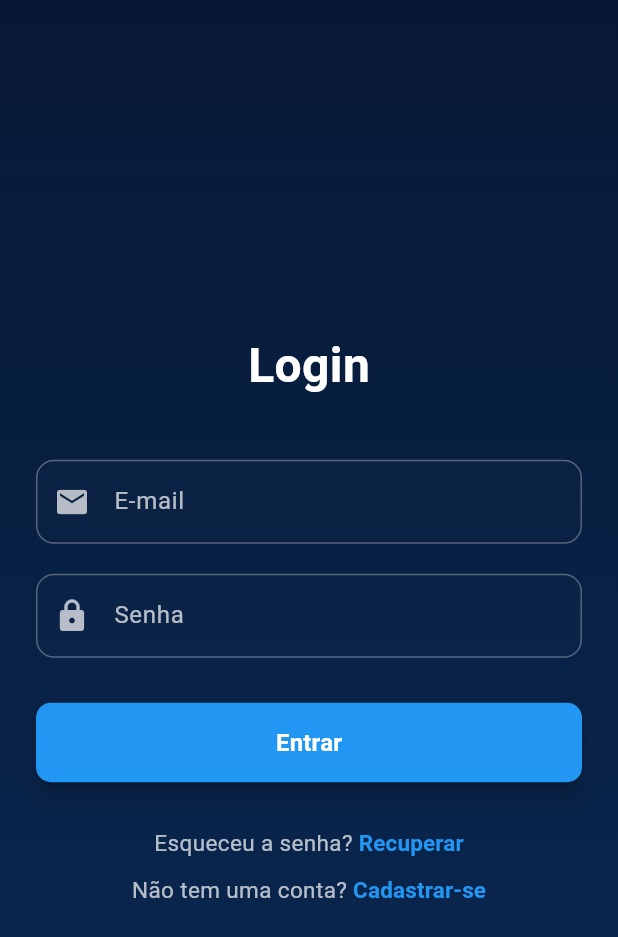
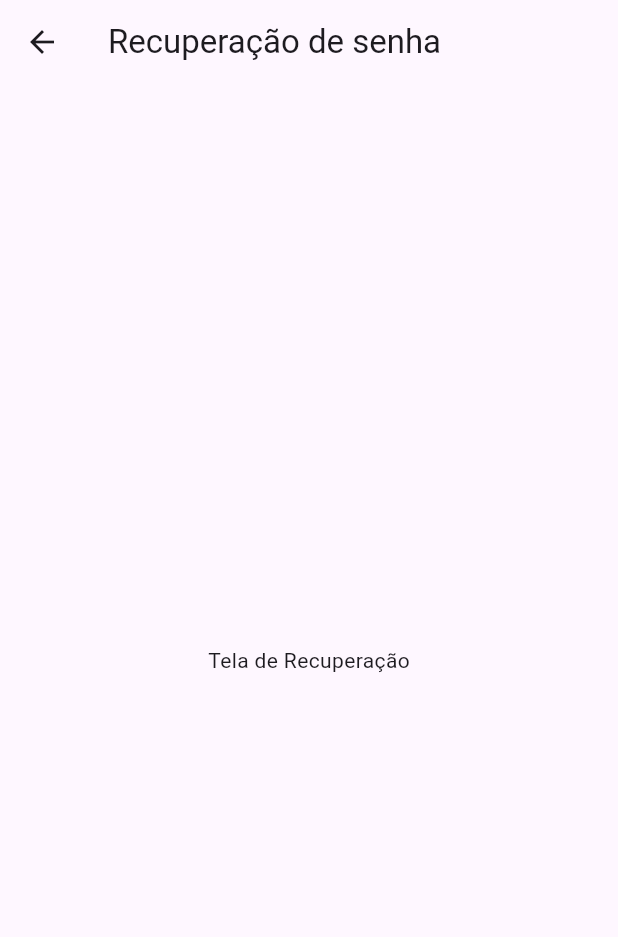
Before and after one commit to WeslleyMartinsBatista/flutter_rede_social, a Flutter app: the screen it shows after launch, after a tap on "Recuperar", on a phone screen of 412 x 824 dp. Shown: the top 937 px of the screen. Run offline on Flutter 3.47's test engine with Material 3 defaults, Android fonts, the phone set to English and light mode, and no system bars.

Commit message:
fix: criação de AccountRecoveryView com conexão com LoginView

```diff
--- /dev/null
+++ b/lib/view/AccountRecoveryView.dart
@@ -0,0 +1,17 @@
+import 'package:flutter/material.dart';
+
+class AccountRecoveryView extends StatelessWidget {
+    const AccountRecoveryView({super.key});
+
+        @override
+        Widget build(BuildContext context) {
+            return Scaffold(
+            appBar: AppBar(
+                title: const Text('Recuperação de senha'),
+            ),
+            body: const Center(
+                child: Text('Tela de Recuperação'),
+            ),
+            );
+        }
+}
--- a/lib/view/LoginView.dart
+++ b/lib/view/LoginView.dart
@@ -1,5 +1,6 @@
 import 'package:flutter/material.dart';
 import 'RegisterView.dart';
+import 'AccountRecoveryView.dart';
 
 class LoginView extends StatelessWidget {
   const LoginView({super.key});
@@ -112,6 +113,10 @@ class LoginView extends StatelessWidget {
                   TextButton(
                     onPressed: () {
                       // pagina de recuperação de senha
+                      Navigator.push(
+                        context,
+                        MaterialPageRoute(builder: (context) => const AccountRecoveryView()),
+                      );
                     },
                     style: TextButton.styleFrom(
                       padding: EdgeInsets.zero,
```
Also changed, not shown: lib/view/registerView.dart (indentation only).
